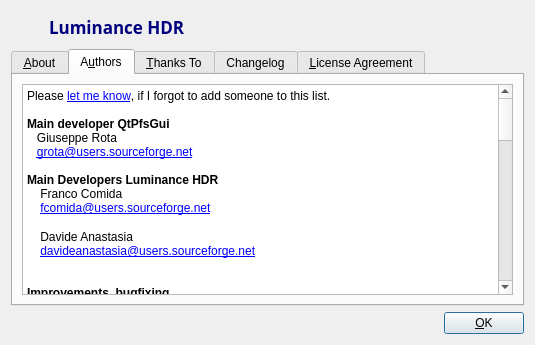
Old version of the form src/UI/about.ui in the repository LuminanceHDR/LuminanceHDR.
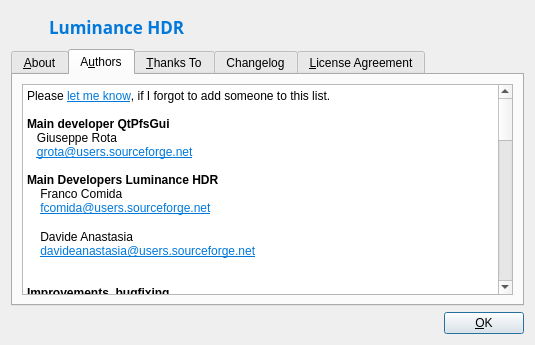
New version of the form. The open tabs and pages were chosen to show the change. Icons and pictures are not drawn.

Commit message: [Luminance HDR]: fix "Dark Theme"

Diff of the .ui file:
```diff
--- a/src/UI/about.ui
+++ b/src/UI/about.ui
@@ -62,7 +62,7 @@
 &lt;html&gt;&lt;head&gt;&lt;meta name=&quot;qrichtext&quot; content=&quot;1&quot; /&gt;&lt;style type=&quot;text/css&quot;&gt;
 p, li { white-space: pre-wrap; }
 &lt;/style&gt;&lt;/head&gt;&lt;body style=&quot; font-family:'Sans Serif'; font-size:13pt; font-weight:400; font-style:normal;&quot;&gt;
-&lt;p style=&quot; margin-top:0px; margin-bottom:0px; margin-left:0px; margin-right:0px; -qt-block-indent:0; text-indent:0px;&quot;&gt;&lt;span style=&quot; font-weight:600; color:#00007f;&quot;&gt;Luminance HDR&lt;/span&gt;&lt;/p&gt;&lt;/body&gt;&lt;/html&gt;</string>
+&lt;p style=&quot; margin-top:0px; margin-bottom:0px; margin-left:0px; margin-right:0px; -qt-block-indent:0; text-indent:0px;&quot;&gt;&lt;span style=&quot; font-weight:600; color:#0078dc;&quot;&gt;Luminance HDR&lt;/span&gt;&lt;/p&gt;&lt;/body&gt;&lt;/html&gt;</string>
          </property>
          <property name="textInteractionFlags">
           <set>Qt::LinksAccessibleByMouse|Qt::TextSelectableByMouse</set>
@@ -121,26 +121,26 @@
 &lt;html&gt;&lt;head&gt;&lt;meta name=&quot;qrichtext&quot; content=&quot;1&quot; /&gt;&lt;style type=&quot;text/css&quot;&gt;
 p, li { white-space: pre-wrap; }
 &lt;/style&gt;&lt;/head&gt;&lt;body style=&quot; font-family:'Noto Sans'; font-size:9pt; font-weight:400; font-style:normal;&quot;&gt;
-&lt;p style=&quot; margin-top:0px; margin-bottom:0px; margin-left:0px; margin-right:0px; -qt-block-indent:0; text-indent:0px;&quot;&gt;&lt;span style=&quot; font-family:'Sans Serif';&quot;&gt;Please &lt;/span&gt;&lt;a href=&quot;mailto:davideanastasia@users.sourceforge.net&quot;&gt;&lt;span style=&quot; font-family:'Sans Serif'; text-decoration: underline; color:#0000ff;&quot;&gt;let me know&lt;/span&gt;&lt;/a&gt;&lt;span style=&quot; font-family:'Sans Serif';&quot;&gt;, if I forgot to add someone to this list.&lt;/span&gt;&lt;/p&gt;
+&lt;p style=&quot; margin-top:0px; margin-bottom:0px; margin-left:0px; margin-right:0px; -qt-block-indent:0; text-indent:0px;&quot;&gt;&lt;span style=&quot; font-family:'Sans Serif';&quot;&gt;Please &lt;/span&gt;&lt;a href=&quot;mailto:davideanastasia@users.sourceforge.net&quot;&gt;&lt;span style=&quot; font-family:'Sans Serif'; text-decoration: underline; color:#0078dc;&quot;&gt;let me know&lt;/span&gt;&lt;/a&gt;&lt;span style=&quot; font-family:'Sans Serif';&quot;&gt;, if I forgot to add someone to this list.&lt;/span&gt;&lt;/p&gt;
 &lt;p style=&quot; margin-top:0px; margin-bottom:0px; margin-left:0px; margin-right:0px; -qt-block-indent:0; text-indent:0px;&quot;&gt;&lt;span style=&quot; font-family:'Sans Serif';&quot;&gt;&lt;br /&gt;&lt;/span&gt;&lt;span style=&quot; font-family:'Sans Serif'; font-weight:600;&quot;&gt;Main developer QtPfsGui&lt;/span&gt;&lt;/p&gt;
-&lt;p style=&quot; margin-top:0px; margin-bottom:0px; margin-left:0px; margin-right:0px; -qt-block-indent:0; text-indent:0px;&quot;&gt;&lt;span style=&quot; font-family:'Sans Serif';&quot;&gt;   Giuseppe Rota&lt;br /&gt;   &lt;/span&gt;&lt;a href=&quot;mailto:grota@users.sourceforge.net&quot;&gt;&lt;span style=&quot; font-family:'Sans Serif'; text-decoration: underline; color:#0000ff;&quot;&gt;grota@users.sourceforge.net&lt;/span&gt;&lt;/a&gt;&lt;span style=&quot; font-family:'Sans Serif';&quot;&gt;&lt;br /&gt;&lt;/span&gt;&lt;/p&gt;
+&lt;p style=&quot; margin-top:0px; margin-bottom:0px; margin-left:0px; margin-right:0px; -qt-block-indent:0; text-indent:0px;&quot;&gt;&lt;span style=&quot; font-family:'Sans Serif';&quot;&gt;   Giuseppe Rota&lt;br /&gt;   &lt;/span&gt;&lt;a href=&quot;mailto:grota@users.sourceforge.net&quot;&gt;&lt;span style=&quot; font-family:'Sans Serif'; text-decoration: underline; color:#0078dc;&quot;&gt;grota@users.sourceforge.net&lt;/span&gt;&lt;/a&gt;&lt;span style=&quot; font-family:'Sans Serif';&quot;&gt;&lt;br /&gt;&lt;/span&gt;&lt;/p&gt;
 &lt;p style=&quot; margin-top:0px; margin-bottom:0px; margin-left:0px; margin-right:0px; -qt-block-indent:0; text-indent:0px;&quot;&gt;&lt;span style=&quot; font-family:'Sans Serif'; font-weight:600;&quot;&gt;Main Developers Luminance HDR&lt;/span&gt;&lt;/p&gt;
 &lt;p style=&quot; margin-top:0px; margin-bottom:0px; margin-left:0px; margin-right:0px; -qt-block-indent:0; text-indent:0px;&quot;&gt;&lt;span style=&quot; font-family:'Sans Serif';&quot;&gt;    Franco Comida&lt;/span&gt;&lt;/p&gt;
-&lt;p style=&quot; margin-top:0px; margin-bottom:0px; margin-left:0px; margin-right:0px; -qt-block-indent:0; text-indent:0px;&quot;&gt;&lt;span style=&quot; font-family:'Sans Serif';&quot;&gt;    &lt;/span&gt;&lt;a href=&quot;mailto:fcomida@users.sourceforge.net&quot;&gt;&lt;span style=&quot; font-family:'Sans Serif'; text-decoration: underline; color:#0000ff;&quot;&gt;fcomida@users.sourceforge.net&lt;/span&gt;&lt;/a&gt;&lt;/p&gt;
+&lt;p style=&quot; margin-top:0px; margin-bottom:0px; margin-left:0px; margin-right:0px; -qt-block-indent:0; text-indent:0px;&quot;&gt;&lt;span style=&quot; font-family:'Sans Serif';&quot;&gt;    &lt;/span&gt;&lt;a href=&quot;mailto:fcomida@users.sourceforge.net&quot;&gt;&lt;span style=&quot; font-family:'Sans Serif'; text-decoration: underline; color:#0078dc;&quot;&gt;fcomida@users.sourceforge.net&lt;/span&gt;&lt;/a&gt;&lt;/p&gt;
 &lt;p style=&quot;-qt-paragraph-type:empty; margin-top:0px; margin-bottom:0px; margin-left:0px; margin-right:0px; -qt-block-indent:0; text-indent:0px; font-family:'Sans Serif'; font-size:10pt;&quot;&gt;&lt;br /&gt;&lt;/p&gt;
 &lt;p style=&quot; margin-top:0px; margin-bottom:0px; margin-left:0px; margin-right:0px; -qt-block-indent:0; text-indent:0px;&quot;&gt;&lt;span style=&quot; font-family:'Sans Serif';&quot;&gt;    Davide Anastasia&lt;/span&gt;&lt;/p&gt;
-&lt;p style=&quot; margin-top:0px; margin-bottom:0px; margin-left:0px; margin-right:0px; -qt-block-indent:0; text-indent:0px;&quot;&gt;&lt;span style=&quot; font-family:'Sans Serif';&quot;&gt;    &lt;/span&gt;&lt;a href=&quot;mailto:davideanastasia@users.sourceforge.net&quot;&gt;&lt;span style=&quot; font-family:'Sans Serif'; text-decoration: underline; color:#0000ff;&quot;&gt;davideanastasia@users.sourceforge.net&lt;/span&gt;&lt;/a&gt;&lt;/p&gt;
+&lt;p style=&quot; margin-top:0px; margin-bottom:0px; margin-left:0px; margin-right:0px; -qt-block-indent:0; text-indent:0px;&quot;&gt;&lt;span style=&quot; font-family:'Sans Serif';&quot;&gt;    &lt;/span&gt;&lt;a href=&quot;mailto:davideanastasia@users.sourceforge.net&quot;&gt;&lt;span style=&quot; font-family:'Sans Serif'; text-decoration: underline; color:#0078dc;&quot;&gt;davideanastasia@users.sourceforge.net&lt;/span&gt;&lt;/a&gt;&lt;/p&gt;
 &lt;p style=&quot; margin-top:0px; margin-bottom:0px; margin-left:0px; margin-right:0px; -qt-block-indent:0; text-indent:0px;&quot;&gt;&lt;span style=&quot; font-family:'Sans Serif';&quot;&gt;    &lt;/span&gt;&lt;/p&gt;
 &lt;p style=&quot; margin-top:0px; margin-bottom:0px; margin-left:0px; margin-right:0px; -qt-block-indent:0; text-indent:0px;&quot;&gt;&lt;span style=&quot; font-family:'Sans Serif';&quot;&gt;&lt;br /&gt;&lt;/span&gt;&lt;span style=&quot; font-family:'Sans Serif'; font-weight:600;&quot;&gt;Improvements, bugfixing&lt;/span&gt;&lt;/p&gt;
 &lt;p style=&quot; margin-top:0px; margin-bottom:0px; margin-left:0px; margin-right:0px; -qt-block-indent:0; text-indent:0px;&quot;&gt;&lt;span style=&quot; font-family:'Sans Serif';&quot;&gt;    Daniel Kaneider&lt;/span&gt;&lt;/p&gt;
-&lt;p style=&quot; margin-top:0px; margin-bottom:0px; margin-left:0px; margin-right:0px; -qt-block-indent:0; text-indent:0px;&quot;&gt;&lt;span style=&quot; font-family:'Sans Serif';&quot;&gt;    &lt;/span&gt;&lt;a href=&quot;mailto:danielkaneider@users.sourceforge.net&quot;&gt;&lt;span style=&quot; font-family:'Sans Serif'; text-decoration: underline; color:#0000ff;&quot;&gt;danielkaneider@users.sourceforge.net&lt;/span&gt;&lt;/a&gt;&lt;/p&gt;
-&lt;p style=&quot;-qt-paragraph-type:empty; margin-top:0px; margin-bottom:0px; margin-left:0px; margin-right:0px; -qt-block-indent:0; text-indent:0px; font-family:'Sans Serif'; text-decoration: underline; color:#0000ff;&quot;&gt;&lt;br /&gt;&lt;/p&gt;
-&lt;p style=&quot; margin-top:0px; margin-bottom:0px; margin-left:0px; margin-right:0px; -qt-block-indent:0; text-indent:0px;&quot;&gt;&lt;span style=&quot; font-family:'Sans Serif'; font-weight:600;&quot;&gt;pfs{tools|calibration|tmo} codebase&lt;/span&gt;&lt;span style=&quot; font-family:'Sans Serif';&quot;&gt;&lt;br /&gt;   Grzegorz Krawczyk&lt;br /&gt;   &lt;/span&gt;&lt;a href=&quot;mailto:krawczyk@mpi-sb.mpg.de&quot;&gt;&lt;span style=&quot; font-family:'Sans Serif'; text-decoration: underline; color:#0000ff;&quot;&gt;krawczyk@mpi-sb.mpg.de&lt;/span&gt;&lt;/a&gt;&lt;span style=&quot; font-family:'Sans Serif';&quot;&gt;&lt;br /&gt;   &lt;br /&gt;   Rafal Mantiuk&lt;br /&gt;   &lt;/span&gt;&lt;a href=&quot;mailto:mantiuk@mpi-sb.mpg.de&quot;&gt;&lt;span style=&quot; font-family:'Sans Serif'; text-decoration: underline; color:#0000ff;&quot;&gt;mantiuk@mpi-sb.mpg.de &lt;/span&gt;&lt;/a&gt;&lt;/p&gt;
-&lt;p style=&quot; margin-top:0px; margin-bottom:0px; margin-left:0px; margin-right:0px; -qt-block-indent:0; text-indent:0px;&quot;&gt;&lt;span style=&quot; font-family:'Sans Serif'; text-decoration: underline; color:#0000ff;&quot;&gt;&lt;br /&gt;&lt;/span&gt;&lt;span style=&quot; font-family:'Sans Serif'; font-weight:600; color:#000000;&quot;&gt;G.Ward's Mean Threshold Bitmap (MTB) algorithm &lt;/span&gt;&lt;span style=&quot; font-family:'Sans Serif'; color:#000000;&quot;&gt;&lt;br /&gt;   Nicholas Phillips&lt;br /&gt;   &lt;/span&gt;&lt;a href=&quot;ngphillips@gmail.com&quot;&gt;&lt;span style=&quot; font-family:'Sans Serif'; text-decoration: underline; color:#0000ff;&quot;&gt;ngphillips@gmail.com&lt;/span&gt;&lt;/a&gt;&lt;span style=&quot; font-family:'Sans Serif'; color:#000000;&quot;&gt;&lt;br /&gt;  &lt;br /&gt;&lt;/span&gt;&lt;span style=&quot; font-family:'Sans Serif'; font-weight:600; color:#000000;&quot;&gt;Russian translator, usability fixes, user manual, .desktop file&lt;/span&gt;&lt;span style=&quot; font-family:'Sans Serif'; color:#000000;&quot;&gt;&lt;br /&gt;   Alexandre Prokoudine&lt;br /&gt;   &lt;/span&gt;&lt;a href=&quot;alexandre.prokoudine@gmail.com&quot;&gt;&lt;span style=&quot; font-family:'Sans Serif'; text-decoration: underline; color:#0000ff;&quot;&gt;alexandre.prokoudine@gmail.com&lt;/span&gt;&lt;/a&gt;&lt;span style=&quot; font-family:'Sans Serif'; color:#000000;&quot;&gt;&lt;br /&gt;   &lt;br /&gt;&lt;/span&gt;&lt;span style=&quot; font-family:'Sans Serif'; font-weight:600; color:#000000;&quot;&gt;Norwegian translator&lt;/span&gt;&lt;span style=&quot; font-family:'Sans Serif'; color:#000000;&quot;&gt;&lt;br /&gt;   Åsmund Ødegård&lt;br /&gt;   &lt;/span&gt;&lt;a href=&quot;mandus@users.sourceforge.net&quot;&gt;&lt;span style=&quot; font-family:'Sans Serif'; text-decoration: underline; color:#0000ff;&quot;&gt;mandus@users.sourceforge.net&lt;/span&gt;&lt;/a&gt;&lt;span style=&quot; font-family:'Sans Serif'; color:#000000;&quot;&gt;&lt;br /&gt;   &lt;br /&gt;&lt;/span&gt;&lt;span style=&quot; font-family:'Sans Serif'; font-weight:600; color:#000000;&quot;&gt;Turkish translato&lt;/span&gt;&lt;span style=&quot; font-family:'Sans Serif'; color:#000000;&quot;&gt;r&lt;br /&gt;   Mustafa GÜNAY&lt;br /&gt;&lt;br /&gt;&lt;/span&gt;&lt;span style=&quot; font-family:'Sans Serif'; font-weight:600; color:#000000;&quot;&gt;French translator&lt;/span&gt;&lt;span style=&quot; font-family:'Sans Serif'; color:#000000;&quot;&gt;&lt;br /&gt;   Cyril Lavier&lt;br /&gt;   &lt;br /&gt;&lt;/span&gt;&lt;span style=&quot; font-family:'Sans Serif'; font-weight:600; color:#000000;&quot;&gt;Spanish translator&lt;/span&gt;&lt;span style=&quot; font-family:'Sans Serif'; color:#000000;&quot;&gt;&lt;br /&gt;   Alberto Garcia&lt;br /&gt;   &lt;br /&gt;&lt;/span&gt;&lt;span style=&quot; font-family:'Sans Serif'; font-weight:600; color:#000000;&quot;&gt;German translator&lt;/span&gt;&lt;span style=&quot; font-family:'Sans Serif'; color:#000000;&quot;&gt;&lt;br /&gt;   Christian Raue&lt;br /&gt;&lt;br /&gt;&lt;/span&gt;&lt;span style=&quot; font-family:'Sans Serif'; font-weight:600; color:#000000;&quot;&gt;Czech translator&lt;/span&gt;&lt;span style=&quot; font-family:'Sans Serif'; color:#000000;&quot;&gt;&lt;br /&gt;   Jan Gemela&lt;br /&gt;   &lt;br /&gt;&lt;/span&gt;&lt;span style=&quot; font-family:'Sans Serif'; font-weight:600; color:#000000;&quot;&gt;Polish translator&lt;/span&gt;&lt;span style=&quot; font-family:'Sans Serif'; color:#000000;&quot;&gt;&lt;br /&gt;   Maciej Dziardziel&lt;br /&gt;   &lt;br /&gt;&lt;/span&gt;&lt;span style=&quot; font-family:'Sans Serif'; font-weight:600; color:#000000;&quot;&gt;Romanian translator&lt;/span&gt;&lt;span style=&quot; font-family:'Sans Serif'; color:#000000;&quot;&gt;&lt;br /&gt;   Andrei Răcăşan&lt;br /&gt;&lt;/span&gt;&lt;/p&gt;
-&lt;p style=&quot; margin-top:0px; margin-bottom:0px; margin-left:0px; margin-right:0px; -qt-block-indent:0; text-indent:0px;&quot;&gt;&lt;span style=&quot; font-family:'Sans Serif'; font-weight:600; color:#000000;&quot;&gt;Chinese translator&lt;/span&gt;&lt;/p&gt;
-&lt;p style=&quot; margin-top:0px; margin-bottom:0px; margin-left:0px; margin-right:0px; -qt-block-indent:0; text-indent:0px;&quot;&gt;&lt;span style=&quot; font-family:'Sans Serif'; color:#000000;&quot;&gt;   Lei Zhao&lt;/span&gt;&lt;/p&gt;
-&lt;p style=&quot;-qt-paragraph-type:empty; margin-top:0px; margin-bottom:0px; margin-left:0px; margin-right:0px; -qt-block-indent:0; text-indent:0px; font-family:'Sans Serif'; color:#000000;&quot;&gt;&lt;br /&gt;&lt;/p&gt;
-&lt;p style=&quot; margin-top:0px; margin-bottom:0px; margin-left:0px; margin-right:0px; -qt-block-indent:0; text-indent:0px;&quot;&gt;&lt;span style=&quot; font-family:'Sans Serif'; font-weight:600; color:#000000;&quot;&gt;FreeBSD patches and maintainers&lt;/span&gt;&lt;span style=&quot; font-family:'Sans Serif'; color:#000000;&quot;&gt;&lt;br /&gt;Joao Rocha Braga Filho, Bertrand Petit and Steffen Beyer&lt;br /&gt;&lt;/span&gt;&lt;/p&gt;&lt;/body&gt;&lt;/html&gt;</string>
+&lt;p style=&quot; margin-top:0px; margin-bottom:0px; margin-left:0px; margin-right:0px; -qt-block-indent:0; text-indent:0px;&quot;&gt;&lt;span style=&quot; font-family:'Sans Serif';&quot;&gt;    &lt;/span&gt;&lt;a href=&quot;mailto:danielkaneider@users.sourceforge.net&quot;&gt;&lt;span style=&quot; font-family:'Sans Serif'; text-decoration: underline; color:#0078dc;&quot;&gt;danielkaneider@users.sourceforge.net&lt;/span&gt;&lt;/a&gt;&lt;/p&gt;
+&lt;p style=&quot;-qt-paragraph-type:empty; margin-top:0px; margin-bottom:0px; margin-left:0px; margin-right:0px; -qt-block-indent:0; text-indent:0px; font-family:'Sans Serif'; text-decoration: underline; color:#0078dc;&quot;&gt;&lt;br /&gt;&lt;/p&gt;
+&lt;p style=&quot; margin-top:0px; margin-bottom:0px; margin-left:0px; margin-right:0px; -qt-block-indent:0; text-indent:0px;&quot;&gt;&lt;span style=&quot; font-family:'Sans Serif'; font-weight:600;&quot;&gt;pfs{tools|calibration|tmo} codebase&lt;/span&gt;&lt;span style=&quot; font-family:'Sans Serif';&quot;&gt;&lt;br /&gt;   Grzegorz Krawczyk&lt;br /&gt;   &lt;/span&gt;&lt;a href=&quot;mailto:krawczyk@mpi-sb.mpg.de&quot;&gt;&lt;span style=&quot; font-family:'Sans Serif'; text-decoration: underline; color:#0078dc;&quot;&gt;krawczyk@mpi-sb.mpg.de&lt;/span&gt;&lt;/a&gt;&lt;span style=&quot; font-family:'Sans Serif';&quot;&gt;&lt;br /&gt;   &lt;br /&gt;   Rafal Mantiuk&lt;br /&gt;   &lt;/span&gt;&lt;a href=&quot;mailto:mantiuk@mpi-sb.mpg.de&quot;&gt;&lt;span style=&quot; font-family:'Sans Serif'; text-decoration: underline; color:#0078dc;&quot;&gt;mantiuk@mpi-sb.mpg.de &lt;/span&gt;&lt;/a&gt;&lt;/p&gt;
+&lt;p style=&quot; margin-top:0px; margin-bottom:0px; margin-left:0px; margin-right:0px; -qt-block-indent:0; text-indent:0px;&quot;&gt;&lt;span style=&quot; font-family:'Sans Serif'; text-decoration: underline; color:#0078dc;&quot;&gt;&lt;br /&gt;&lt;/span&gt;&lt;span style=&quot; font-family:'Sans Serif'; font-weight:600; &quot;&gt;G.Ward's Mean Threshold Bitmap (MTB) algorithm &lt;/span&gt;&lt;span style=&quot; font-family:'Sans Serif'; &quot;&gt;&lt;br /&gt;   Nicholas Phillips&lt;br /&gt;   &lt;/span&gt;&lt;a href=&quot;ngphillips@gmail.com&quot;&gt;&lt;span style=&quot; font-family:'Sans Serif'; text-decoration: underline; color:#0078dc;&quot;&gt;ngphillips@gmail.com&lt;/span&gt;&lt;/a&gt;&lt;span style=&quot; font-family:'Sans Serif'; &quot;&gt;&lt;br /&gt;  &lt;br /&gt;&lt;/span&gt;&lt;span style=&quot; font-family:'Sans Serif'; font-weight:600; &quot;&gt;Russian translator, usability fixes, user manual, .desktop file&lt;/span&gt;&lt;span style=&quot; font-family:'Sans Serif'; &quot;&gt;&lt;br /&gt;   Alexandre Prokoudine&lt;br /&gt;   &lt;/span&gt;&lt;a href=&quot;alexandre.prokoudine@gmail.com&quot;&gt;&lt;span style=&quot; font-family:'Sans Serif'; text-decoration: underline; color:#0078dc;&quot;&gt;alexandre.prokoudine@gmail.com&lt;/span&gt;&lt;/a&gt;&lt;span style=&quot; font-family:'Sans Serif'; &quot;&gt;&lt;br /&gt;   &lt;br /&gt;&lt;/span&gt;&lt;span style=&quot; font-family:'Sans Serif'; font-weight:600; &quot;&gt;Norwegian translator&lt;/span&gt;&lt;span style=&quot; font-family:'Sans Serif'; &quot;&gt;&lt;br /&gt;   Åsmund Ødegård&lt;br /&gt;   &lt;/span&gt;&lt;a href=&quot;mandus@users.sourceforge.net&quot;&gt;&lt;span style=&quot; font-family:'Sans Serif'; text-decoration: underline; color:#0078dc;&quot;&gt;mandus@users.sourceforge.net&lt;/span&gt;&lt;/a&gt;&lt;span style=&quot; font-family:'Sans Serif'; &quot;&gt;&lt;br /&gt;   &lt;br /&gt;&lt;/span&gt;&lt;span style=&quot; font-family:'Sans Serif'; font-weight:600; &quot;&gt;Turkish translato&lt;/span&gt;&lt;span style=&quot; font-family:'Sans Serif'; &quot;&gt;r&lt;br /&gt;   Mustafa GÜNAY&lt;br /&gt;&lt;br /&gt;&lt;/span&gt;&lt;span style=&quot; font-family:'Sans Serif'; font-weight:600; &quot;&gt;French translator&lt;/span&gt;&lt;span style=&quot; font-family:'Sans Serif'; &quot;&gt;&lt;br /&gt;   Cyril Lavier&lt;br /&gt;   &lt;br /&gt;&lt;/span&gt;&lt;span style=&quot; font-family:'Sans Serif'; font-weight:600; &quot;&gt;Spanish translator&lt;/span&gt;&lt;span style=&quot; font-family:'Sans Serif'; &quot;&gt;&lt;br /&gt;   Alberto Garcia&lt;br /&gt;   &lt;br /&gt;&lt;/span&gt;&lt;span style=&quot; font-family:'Sans Serif'; font-weight:600; &quot;&gt;German translator&lt;/span&gt;&lt;span style=&quot; font-family:'Sans Serif'; &quot;&gt;&lt;br /&gt;   Christian Raue&lt;br /&gt;&lt;br /&gt;&lt;/span&gt;&lt;span style=&quot; font-family:'Sans Serif'; font-weight:600; &quot;&gt;Czech translator&lt;/span&gt;&lt;span style=&quot; font-family:'Sans Serif'; &quot;&gt;&lt;br /&gt;   Jan Gemela&lt;br /&gt;   &lt;br /&gt;&lt;/span&gt;&lt;span style=&quot; font-family:'Sans Serif'; font-weight:600; &quot;&gt;Polish translator&lt;/span&gt;&lt;span style=&quot; font-family:'Sans Serif'; &quot;&gt;&lt;br /&gt;   Maciej Dziardziel&lt;br /&gt;   &lt;br /&gt;&lt;/span&gt;&lt;span style=&quot; font-family:'Sans Serif'; font-weight:600; &quot;&gt;Romanian translator&lt;/span&gt;&lt;span style=&quot; font-family:'Sans Serif'; &quot;&gt;&lt;br /&gt;   Andrei Răcăşan&lt;br /&gt;&lt;/span&gt;&lt;/p&gt;
+&lt;p style=&quot; margin-top:0px; margin-bottom:0px; margin-left:0px; margin-right:0px; -qt-block-indent:0; text-indent:0px;&quot;&gt;&lt;span style=&quot; font-family:'Sans Serif'; font-weight:600; &quot;&gt;Chinese translator&lt;/span&gt;&lt;/p&gt;
+&lt;p style=&quot; margin-top:0px; margin-bottom:0px; margin-left:0px; margin-right:0px; -qt-block-indent:0; text-indent:0px;&quot;&gt;&lt;span style=&quot; font-family:'Sans Serif'; &quot;&gt;   Lei Zhao&lt;/span&gt;&lt;/p&gt;
+&lt;p style=&quot;-qt-paragraph-type:empty; margin-top:0px; margin-bottom:0px; margin-left:0px; margin-right:0px; -qt-block-indent:0; text-indent:0px; font-family:'Sans Serif'; &quot;&gt;&lt;br /&gt;&lt;/p&gt;
+&lt;p style=&quot; margin-top:0px; margin-bottom:0px; margin-left:0px; margin-right:0px; -qt-block-indent:0; text-indent:0px;&quot;&gt;&lt;span style=&quot; font-family:'Sans Serif'; font-weight:600; &quot;&gt;FreeBSD patches and maintainers&lt;/span&gt;&lt;span style=&quot; font-family:'Sans Serif'; &quot;&gt;&lt;br /&gt;Joao Rocha Braga Filho, Bertrand Petit and Steffen Beyer&lt;br /&gt;&lt;/span&gt;&lt;/p&gt;&lt;/body&gt;&lt;/html&gt;</string>
            </property>
            <property name="openExternalLinks">
             <bool>true</bool>
```
Left out of the diff: 6 changed lines with no effect on the pictures. The commit also changes 2 other files.
